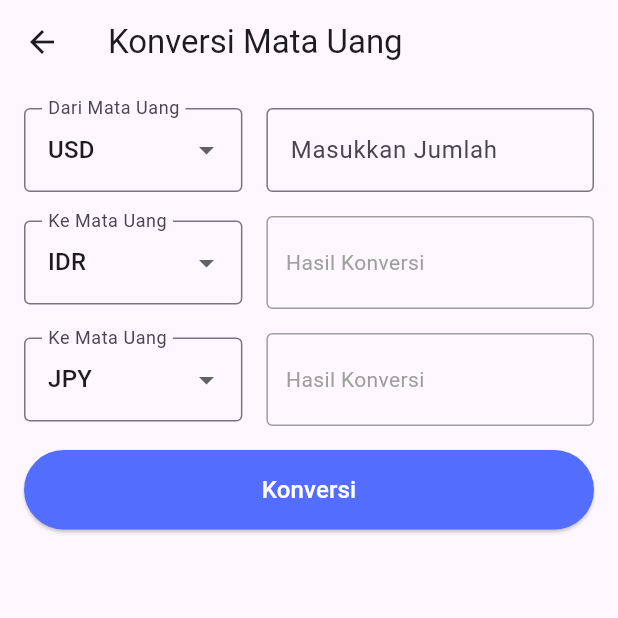
After one commit to farhanmualif/money-management-app, a Flutter app: the AccountPage screen opened by its route, after a tap on "⟪ ⟫ CURRENCY CONVERSION", on a phone screen of 412 x 824 dp, the top half of it. The commit adds this screen. Run offline on Flutter 3.47's test engine with Material 3 defaults, Android fonts, the phone set to English and light mode, and no system bars; our stand-ins replace fl_chart, flutter_dotenv, flutter_secure_storage, shared_preferences; accounts and stored records are empty; network calls fail.

Commit message:
feat: add currency conversion feature

```diff
--- a/lib/providers/expense_provider.dart
+++ b/lib/providers/expense_provider.dart
@@ -175,14 +175,14 @@ class ExpenseProvider with ChangeNotifier {
       );
 
       var jsonBody = jsonDecode(response.body);
+      print("debug expense earned: $jsonBody");
 
-      if (response.statusCode >= 300) {
-        _error = jsonBody['message'];
-      }
+
 
       _handleResponse(response, _error ?? 'Failed to mark income as earned');
 
       await fetchExpenses();
+
       await Provider.of<ExpectedExpenseProvider>(context, listen: false)
           .fetchExpectedExpense();
     } catch (e) {
--- /dev/null
+++ b/lib/screens/currency_converter_screen.dart
@@ -0,0 +1,273 @@
+import 'package:flutter/material.dart';
+import 'package:http/http.dart' as http;
+import 'dart:convert';
+import 'package:flutter_dotenv/flutter_dotenv.dart';
+import 'package:money_app_new/themes/themes.dart';
+
+class CurrencyConverterScreen extends StatefulWidget {
+  const CurrencyConverterScreen({super.key});
+
+  @override
+  // ignore: library_private_types_in_public_api
+  _CurrencyConverterScreen createState() => _CurrencyConverterScreen();
+}
+
+class _CurrencyConverterScreen extends State<CurrencyConverterScreen> {
+  // Variabel untuk menyimpan data
+  final TextEditingController _amountController = TextEditingController();
+  String _fromCurrency = 'USD';
+  String _toCurrency = 'IDR';
+  String _toCurrency2 = 'JPY';
+  double _convertedAmount = 0.0;
+  double _convertedAmount2 = 0.0;
+  bool _isLoading = false;
+
+  // Daftar mata uang yang tersedia
+  final List<String> _currencies = [
+    'USD',
+    'EUR',
+    'IDR',
+    'GBP',
+    'JPY',
+    'AUD',
+    'CAD',
+    'CHF',
+    'CNY',
+    'SGD'
+  ];
+
+  // Fungsi untuk melakukan konversi mata uang
+  Future<void> _convertCurrency() async {
+    if (_amountController.text.isEmpty) {
+      _showErrorDialog('Masukkan jumlah mata uang');
+      return;
+    }
+
+    setState(() {
+      _isLoading = true;
+    });
+
+    try {
+      String accessKey = dotenv.env['CONVERT_CURRENCY_API_KEY'] ?? '';
+      final response = await http.get(Uri.parse(
+          'https://api.exchangerate-api.com/v4/latest/$_fromCurrency?access_key=$accessKey'));
+
+      if (response.statusCode == 200) {
+        final data = json.decode(response.body);
+        final rate = data['rates'][_toCurrency];
+        final rate2 = data['rates'][_toCurrency2];
+
+        setState(() {
+          _convertedAmount = double.parse(_amountController.text) * rate;
+          _convertedAmount2 = double.parse(_amountController.text) * rate2;
+          _isLoading = false;
+        });
+      } else {
+        _showErrorDialog('Gagal mengambil data konversi');
+      }
+    } catch (e) {
+      _showErrorDialog('Terjadi kesalahan: ${e.toString()}');
+    }
+  }
+
+  // Menampilkan dialog error
+  void _showErrorDialog(String message) {
+    showDialog(
+      context: context,
+      builder: (ctx) => AlertDialog(
+        title: const Text('Error'),
+        content: Text(message),
+        actions: [
+          TextButton(
+            child: const Text('Tutup'),
+            onPressed: () {
+              Navigator.of(ctx).pop();
+              setState(() {
+                _isLoading = false;
+              });
+            },
+          )
+        ],
+      ),
+    );
+  }
+
+  @override
+  Widget build(BuildContext context) {
+    return Scaffold(
+      appBar: AppBar(
+        title: const Text('Konversi Mata Uang'),
+      ),
+      body: Padding(
+        padding: const EdgeInsets.all(16.0),
+        child: Column(
+          crossAxisAlignment: CrossAxisAlignment.stretch,
+          children: [
+            // Baris Pertama: Mata Uang Asal dan Jumlah
+            Row(
+              children: [
+                Expanded(
+                  flex: 2,
+                  child: DropdownButtonFormField<String>(
+                    value: _fromCurrency,
+                    decoration: const InputDecoration(
+                      labelText: 'Dari Mata Uang',
+                      border: OutlineInputBorder(),
+                    ),
+                    items: _currencies.map((currency) {
+                      return DropdownMenuItem(
+                        value: currency,
+                        child: Text(currency),
+                      );
+                    }).toList(),
+                    onChanged: (value) {
+                      setState(() {
+                        _fromCurrency = value!;
+                      });
+                    },
+                  ),
+                ),
+                const SizedBox(width: 16),
+                Expanded(
+                  flex: 3,
+                  child: TextField(
+                    controller: _amountController,
+                    keyboardType: TextInputType.number,
+                    decoration: const InputDecoration(
+                      labelText: 'Masukkan Jumlah',
+                      border: OutlineInputBorder(),
+                    ),
+                  ),
+                ),
+              ],
+            ),
+            const SizedBox(height: 16),
+
+            // Baris Kedua: Mata Uang Tujuan
+            Row(
+              children: [
+                Expanded(
+                  flex: 2,
+                  child: DropdownButtonFormField<String>(
+                    value: _toCurrency,
+                    decoration: const InputDecoration(
+                      labelText: 'Ke Mata Uang',
+                      border: OutlineInputBorder(),
+                    ),
+                    items: _currencies.map((currency) {
+                      return DropdownMenuItem(
+                        value: currency,
+                        child: Text(currency),
+                      );
+                    }).toList(),
+                    onChanged: (value) {
+                      setState(() {
+                        _toCurrency = value!;
+                      });
+                    },
+                  ),
+                ),
+                const SizedBox(width: 16),
+                Expanded(
+                  flex: 3,
+                  child: Container(
+                    padding: const EdgeInsets.symmetric(
+                        vertical: 20, horizontal: 12),
+                    decoration: BoxDecoration(
+                      border: Border.all(color: Colors.grey),
+                      borderRadius: BorderRadius.circular(4),
+                    ),
+                    child: Text(
+                      _isLoading
+                          ? 'Sedang memproses...'
+                          : _convertedAmount > 0
+                              ? '${_convertedAmount.toStringAsFixed(2)} $_toCurrency'
+                              : 'Hasil Konversi',
+                      style: TextStyle(
+                        color: _isLoading || _convertedAmount == 0
+                            ? Colors.grey
+                            : Colors.black,
+                      ),
+                    ),
+                  ),
+                ),
+              ],
+            ),
+            const SizedBox(height: 16),
+
+            // Baris Tambahan: Pilihan Hasil Konversi Kedua
+            Row(
+              children: [
+                Expanded(
+                  flex: 2,
+                  child: DropdownButtonFormField<String>(
+                    value: _toCurrency2,
+                    decoration: const InputDecoration(
+                      labelText: 'Ke Mata Uang',
+                      border: OutlineInputBorder(),
+                    ),
+                    items: _currencies.map((currency) {
+                      return DropdownMenuItem(
+                        value: currency,
+                        child: Text(currency),
+                      );
+                    }).toList(),
+                    onChanged: (value) {
+                      setState(() {
+                        _toCurrency2 = value!;
+                      });
+                    },
+                  ),
+                ),
+                const SizedBox(width: 16),
+                Expanded(
+                  flex: 3,
+                  child: Container(
+                    padding: const EdgeInsets.symmetric(
+                        vertical: 20, horizontal: 12),
+                    decoration: BoxDecoration(
+                      border: Border.all(color: Colors.grey),
+                      borderRadius: BorderRadius.circular(4),
+                    ),
+                    child: Text(
+                      _isLoading
+                          ? 'Sedang memproses...'
+                          : _convertedAmount2 > 0
+                              ? '${_convertedAmount2.toStringAsFixed(2)} $_toCurrency2'
+                              : 'Hasil Konversi',
+                      style: TextStyle(
+                        color: _isLoading || _convertedAmount2 == 0
+                            ? Colors.grey
+                            : Colors.black,
+                      ),
+                    ),
+                  ),
+                ),
+              ],
+            ),
+            const SizedBox(height: 16),
+
+            // Tombol Konversi
+            ElevatedButton(
+              style: ElevatedButton.styleFrom(
+                backgroundColor: AppColors.primary,
+                padding: const EdgeInsets.symmetric(vertical: 15),
+              ),
+              onPressed: _convertCurrency,
+              child: _isLoading
+                  ? const CircularProgressIndicator(color: Colors.white)
+                  : const Text('Konversi',
+                      style: TextStyle(color: Colors.white, fontSize: 16)),
+            ),
+          ],
+        ),
+      ),
+    );
+  }
+
+  @override
+  void dispose() {
+    _amountController.dispose();
+    super.dispose();
+  }
+}
--- a/lib/screens/detail_expense_screen.dart
+++ b/lib/screens/detail_expense_screen.dart
@@ -283,7 +283,6 @@ class _DetailExpenseState extends State<DetailExpense> {
           Provider.of<ExpectedExpenseProvider>(context, listen: false);
 
       await expenseProvider.earned(context, expenseId);
-      debugPrint("cek expense error: ${expenseProvider.error}");
 
       if (!mounted) return;
 
```
Also changed, not shown: lib/screens/detail_income_screen.dart (+12 -0 lines), lib/screens/pages/account_page.dart (+23 -21 lines), lib/screens/pages/income_expense_page.dart (+13 -5 lines), 1 other file.
